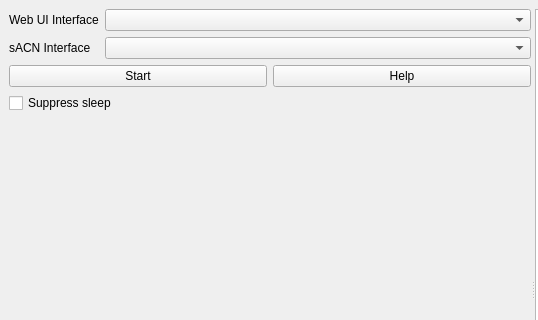
Above: mobilesacn/mobilesacn/MainWindow.ui from danielskeenan/mobile_sacn before the change; both pictures show x 0 to 538 and y 0 to 320 of the 800 by 600 pixel window. Below: the same form after it.
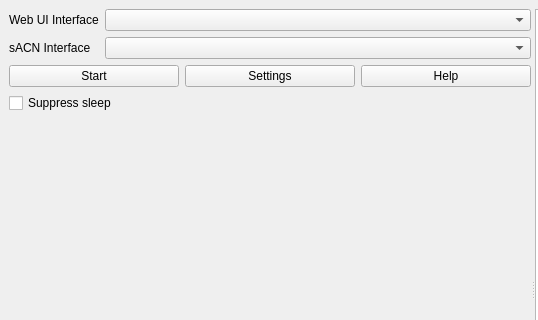
That is the form after the change.

Commit message: Add small settings dialog.

What changed in the file:
```diff
--- a/mobilesacn/mobilesacn/MainWindow.ui
+++ b/mobilesacn/mobilesacn/MainWindow.ui
@@ -61,6 +61,13 @@
             </property>
            </widget>
           </item>
+          <item>
+           <widget class="QPushButton" name="btnSettings">
+            <property name="text">
+             <string>Settings</string>
+            </property>
+           </widget>
+          </item>
           <item>
            <widget class="QPushButton" name="btnHelp">
             <property name="text">
```
The commit also changes 10 other files.
